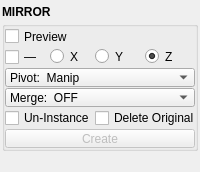
Qt form mayatk/edit_utils/mirror.ui (m3trik/mayatk) before a commit.
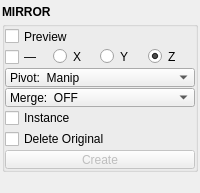
The same form after that commit. Custom widgets are drawn as their Qt base class.

What changed in the file:
```diff
--- a/mayatk/edit_utils/mirror.ui
+++ b/mayatk/edit_utils/mirror.ui
@@ -206,17 +206,17 @@
            </item>
           </layout>
          </item>
-         <item row="10" column="0" colspan="2">
-          <widget class="QCheckBox" name="chk005">
+         <item row="9" column="0" colspan="4">
+          <widget class="QCheckBox" name="chk007">
            <property name="toolTip">
             <string>Un-instance the object(s) before performing the operation.</string>
            </property>
            <property name="text">
-            <string>Un-Instance</string>
+            <string>Instance</string>
            </property>
           </widget>
          </item>
-         <item row="10" column="2" colspan="2">
+         <item row="10" column="0" colspan="4">
           <widget class="QCheckBox" name="chk006">
            <property name="toolTip">
             <string>Delete the original half after mirroring (only applies when Merge is OFF).</string>
```
Left out of the diff: 6 changed lines with no effect on the pictures.
